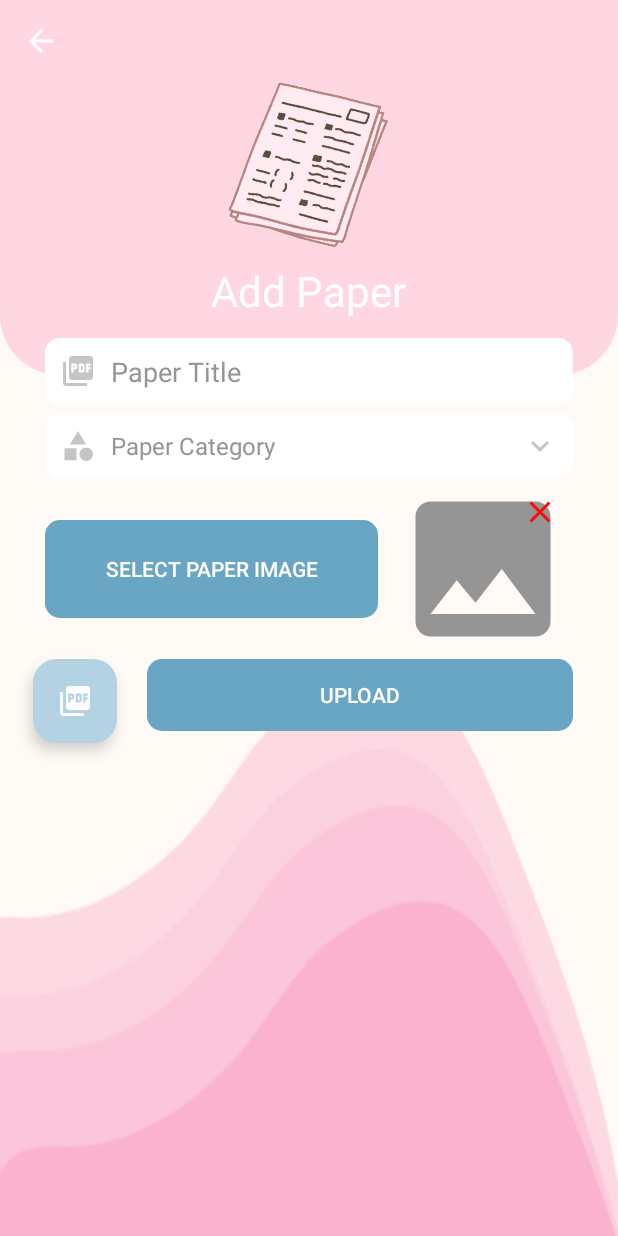
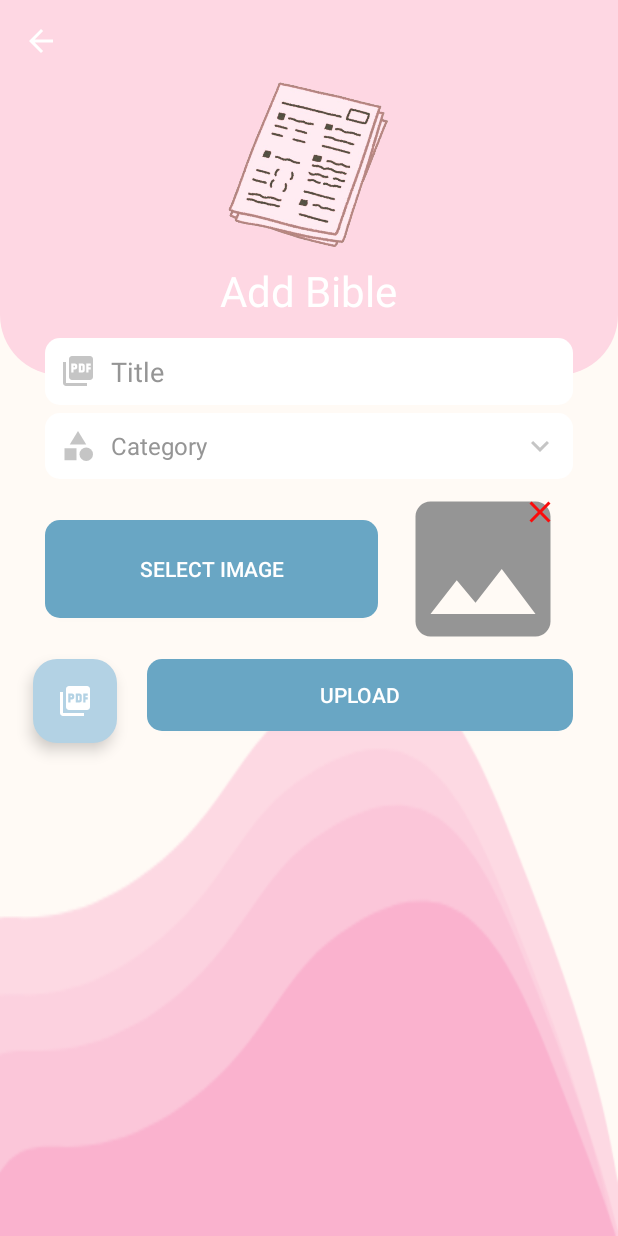
Before and after one commit to ST10029788/JesusAlive, an Android app: the AddPapersActivity screen opened directly, with no data from a screen before it, on a phone screen of 412 x 824 dp. Run offline under Robolectric (Android 15) with nearby library versions, the phone set to English and light mode, and no system bars; our stand-ins replace Firebase (no records; nobody signed in at launch, a user with empty details on screens opened directly); libraries missing offline, so code that uses them is left out: www.sanju.motiontoast; pictures from the network do not load; Roboto replaces fonts that are not available here.

Commit message:
Edit wording

```diff
--- a/app/src/main/res/layout/activity_add_category_papers.xml
+++ b/app/src/main/res/layout/activity_add_category_papers.xml
@@ -38,7 +38,7 @@
             android:layout_marginTop="18dp"
             android:fontFamily="sans-serif-condensed"
             android:scrollbarSize="28sp"
-            android:text="Add a new Paper Category"
+            android:text="Add a new Bible Category"
             android:textColor="@color/white"
             android:textSize="22sp" />
 
--- a/app/src/main/res/layout/activity_add_papers.xml
+++ b/app/src/main/res/layout/activity_add_papers.xml
@@ -39,7 +39,7 @@
             android:layout_below="@+id/iconIv"
             android:layout_centerHorizontal="true"
             android:layout_marginTop="10dp"
-            android:text="Add Paper"
+            android:text="Add Bible"
             android:textColor="@color/white"
             android:textSize="28sp" />
 
@@ -63,14 +63,13 @@
             android:background="@drawable/shape_edittext01"
             android:drawableStart="@drawable/ic_pdf_gray"
             android:drawablePadding="10dp"
-            android:hint="Paper Title"
+            android:hint="Title"
             android:inputType="textPersonName|textCapWords"
             android:padding="10dp"
             android:textColor="@color/black"
             android:textColorHint="@color/colorGray01" />
 
     </com.google.android.material.textfield.TextInputLayout>
-
 
 
     <TextView
@@ -86,7 +85,7 @@
         android:drawableEnd="@drawable/ic_down_gray"
         android:drawablePadding="10dp"
         android:gravity="center_vertical"
-        android:hint="Paper Category"
+        android:hint="Category"
         android:padding="10dp"
         android:textColor="@color/black"
         android:textColorHint="@color/colorGray01"
@@ -106,11 +105,11 @@
             android:layout_height="65dp"
             android:layout_centerVertical="true"
             android:layout_marginTop="10dp"
-            app:icon="@drawable/ic_add_photo_white"
             android:layout_toStartOf="@+id/imageIv"
             android:background="@drawable/shape_button01"
-            android:text="Select Paper Image"
-            android:textColor="@color/white" />
+            android:text="Select Image"
+            android:textColor="@color/white"
+            app:icon="@drawable/ic_add_photo_white" />
 
         <com.google.android.material.imageview.ShapeableImageView
             android:layout_marginTop="10dp"
--- a/app/src/main/res/layout/activity_admin_student_materials.xml
+++ b/app/src/main/res/layout/activity_admin_student_materials.xml
@@ -13,7 +13,7 @@
         android:id="@+id/toolbarRl"
         android:layout_width="match_parent"
         android:layout_height="55dp"
-        android:background="@drawable/shape_toolbar02">
+        android:background="@drawable/shape_toolbar01">
 
         <TextView
             style="@style/TextAppearance.MaterialComponents.Body1"
@@ -32,8 +32,8 @@
             android:layout_height="wrap_content"
             android:layout_centerVertical="true"
             android:background="@android:color/transparent"
+            android:contentDescription="@string/back_btn"
             android:padding="10dp"
-            android:contentDescription="@string/back_btn"
             android:src="@drawable/ic_back_white" />
 
         <ImageButton
@@ -43,8 +43,8 @@
             android:layout_alignParentEnd="true"
             android:layout_centerVertical="true"
             android:layout_marginEnd="8dp"
+            android:background="@android:color/transparent"
             android:contentDescription="@string/logout_btn"
-            android:background="@android:color/transparent"
             android:src="@drawable/ic_logout_white" />
 
 
--- a/app/src/main/res/layout/activity_admin_student_materials_pdf.xml
+++ b/app/src/main/res/layout/activity_admin_student_materials_pdf.xml
@@ -34,7 +34,7 @@
             android:layout_height="wrap_content"
             android:layout_centerHorizontal="true"
             android:layout_marginTop="8dp"
-            android:text="Student materials"
+            android:text="Bibles"
             android:textColor="@color/white"
             android:textStyle="bold" />
 
--- a/app/src/main/res/layout/activity_book_pdf_admin.xml
+++ b/app/src/main/res/layout/activity_book_pdf_admin.xml
@@ -34,7 +34,7 @@
             android:layout_height="wrap_content"
             android:layout_centerHorizontal="true"
             android:layout_marginTop="8dp"
-            android:text="Books"
+            android:text="Devotional Material"
             android:textColor="@color/white"
             android:textStyle="bold" />
 
--- a/app/src/main/res/layout/activity_gallery.xml
+++ b/app/src/main/res/layout/activity_gallery.xml
@@ -25,12 +25,12 @@
 
         <TextView
             android:id="@+id/toolbarTitleTv"
+            style="@style/TextAppearance.MaterialComponents.Body1"
             android:layout_width="wrap_content"
             android:layout_height="wrap_content"
-            android:text="Socials"
-            android:textColor="@color/black"
             android:layout_centerInParent="true"
-            style="@style/TextAppearance.MaterialComponents.Body1"/>
+            android:text="Events Feed"
+            android:textColor="@color/black" />
 
         <View
             android:layout_width="match_parent"
--- a/app/src/main/res/layout/activity_lectures.xml
+++ b/app/src/main/res/layout/activity_lectures.xml
@@ -28,7 +28,7 @@
             android:layout_width="wrap_content"
             android:layout_height="wrap_content"
             android:layout_centerInParent="true"
-            android:text="Video Lectures" />
+            android:text="Sermons" />
 
         <View
             android:layout_width="match_parent"
--- a/app/src/main/res/layout/activity_main_home.xml
+++ b/app/src/main/res/layout/activity_main_home.xml
@@ -108,8 +108,8 @@
 
             <GridLayout
                 android:id="@+id/gridLayout"
-                android:layout_width="match_parent"
-                android:layout_height="match_parent"
+                android:layout_width="387dp"
+                android:layout_height="650dp"
                 android:layout_marginLeft="24dp"
                 android:layout_marginRight="25dp"
                 android:columnCount="2"
--- a/app/src/main/res/layout/activity_paper_detail.xml
+++ b/app/src/main/res/layout/activity_paper_detail.xml
@@ -29,7 +29,7 @@
             android:layout_width="wrap_content"
             android:layout_height="wrap_content"
             android:layout_centerInParent="true"
-            android:text="Paper Detail"
+            android:text="Details"
             android:textColor="@color/white" />
 
     </RelativeLayout>
--- a/app/src/main/res/layout/activity_pdf_add_books.xml
+++ b/app/src/main/res/layout/activity_pdf_add_books.xml
@@ -39,7 +39,7 @@
             android:layout_below="@+id/iconIv"
             android:layout_centerHorizontal="true"
             android:layout_marginTop="10dp"
-            android:text="Add New Student Materials"
+            android:text="Add New Devotional Materials"
             android:textColor="@color/white"
             android:textSize="28sp" />
 
--- a/app/src/main/res/layout/activity_pdf_detail.xml
+++ b/app/src/main/res/layout/activity_pdf_detail.xml
@@ -28,7 +28,7 @@
             android:layout_width="wrap_content"
             android:layout_height="wrap_content"
             android:layout_centerInParent="true"
-            android:text="Student Materials Details"
+            android:text="Details"
             android:textColor="@color/white" />
 
     </RelativeLayout>
--- a/app/src/main/res/layout/activity_pdf_edit.xml
+++ b/app/src/main/res/layout/activity_pdf_edit.xml
@@ -68,7 +68,7 @@
                     android:background="@drawable/shape_edittext01"
                     android:drawableStart="@drawable/ic_pdf_gray"
                     android:drawablePadding="10dp"
-                    android:hint="Book Title"
+                    android:hint="Title"
                     android:inputType="textPersonName|textCapSentences"
                     android:padding="10dp"
                     android:textColor="@color/black"
@@ -94,7 +94,7 @@
                     android:background="@drawable/shape_edittext01"
                     android:drawableStart="@drawable/ic_pdf_gray"
                     android:drawablePadding="10dp"
-                    android:hint="Book Description"
+                    android:hint="Description"
                     android:inputType="textMultiLine|textCapSentences"
                     android:padding="10dp"
                     android:textColor="@color/black"
@@ -116,7 +116,7 @@
                 android:drawableEnd="@drawable/ic_down_gray"
                 android:drawablePadding="10dp"
                 android:gravity="center_vertical"
-                android:hint="Books Category"
+                android:hint="Category"
                 android:padding="10dp"
                 android:textColor="@color/black"
                 android:textColorHint="@color/colorGray01"
--- a/app/src/main/res/layout/activity_splash_screan.xml
+++ b/app/src/main/res/layout/activity_splash_screan.xml
@@ -24,7 +24,7 @@
         android:layout_height="wrap_content"
         android:layout_marginTop="20dp"
         android:fontFamily="@font/gemsbuckblack_axng"
-        android:text="UNITALK"
+        android:text="Reflections Of Faith"
         android:textSize="25sp"
         app:layout_constraintEnd_toEndOf="@+id/animationView"
         app:layout_constraintStart_toStartOf="@+id/animationView"
--- a/app/src/main/res/layout/activity_student_materials_admin.xml
+++ b/app/src/main/res/layout/activity_student_materials_admin.xml
@@ -30,7 +30,7 @@
             android:layout_width="wrap_content"
             android:layout_height="wrap_content"
             android:layout_centerInParent="true"
-            android:text="Student Materials"
+            android:text="Devotional Materials"
             android:textColor="@color/black" />
 
         <View
--- a/app/src/main/res/layout/row_pictures.xml
+++ b/app/src/main/res/layout/row_pictures.xml
@@ -71,7 +71,7 @@
                     android:layout_height="wrap_content"
                     android:layout_marginStart="10dp"
                     android:layout_toEndOf="@+id/personIv"
-                    android:text="#college"
+                    android:text="#Church"
                     android:textColor="@color/light_mode_text" />
 
             </RelativeLayout>
--- a/app/src/main/res/layout/row_videos.xml
+++ b/app/src/main/res/layout/row_videos.xml
@@ -71,7 +71,7 @@
                     android:layout_height="wrap_content"
                     android:layout_marginStart="10dp"
                     android:layout_toEndOf="@+id/personIv"
-                    android:text="#college"
+                    android:text="#church"
                     android:textColor="@color/light_mode_text" />
 
             </RelativeLayout>
--- a/gradle.properties
+++ b/gradle.properties
@@ -24,5 +24,3 @@ android.nonTransitiveRClass=true
 android.enableJetifier=true
 org.gradle.configuration-cache=true
 systemProp.sonar.host.url=http://localhost:9000
-systemProp.sonar.login=admin
-systemProp.sonar.password=S0narqube1234!
```
Also changed, not shown: app/src/main/res/layout/activity_about_us.xml (+9 -5 lines), app/src/main/res/layout/activity_edit_paper.xml (+3 -4 lines).
